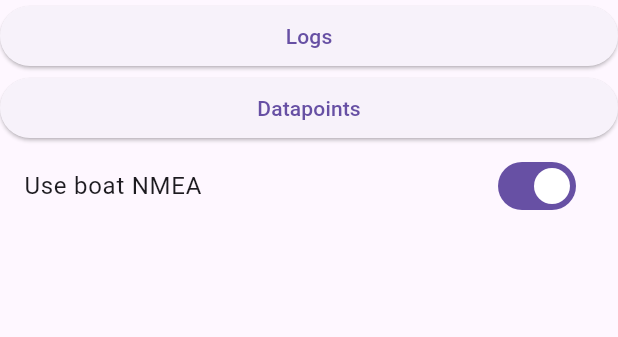
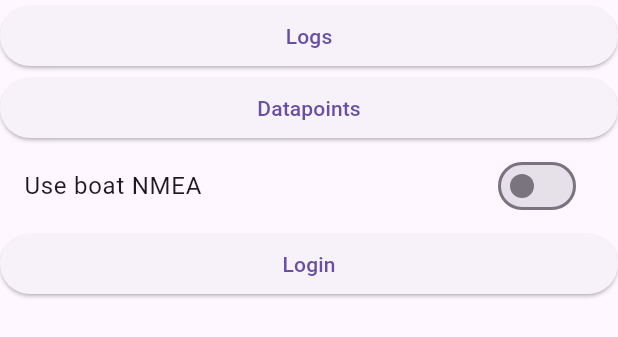
Before and after one commit to derGraph/sailBlog-app, a Flutter app: the SettingsPage widget shown alone on an empty page, opened directly, after a tap on "Use boat NMEA", on a phone screen of 412 x 824 dp. Shown: the top 337 px of the screen. Run offline on Flutter 3.47's test engine with Material 3 defaults, Android fonts, the phone set to English and light mode, and no system bars; our stand-ins replace dio, flutter_map, geolocator, latlong2, permission_handler; missing offline and left inert: flutter_foreground_task, flutter_map_tile_caching, orm, orm_flutter; statements that could not run were skipped.

Commit message:
bg process gets all data, Settings restructored, only show 200 last points for performance

```diff
--- a/lib/database.dart
+++ b/lib/database.dart
@@ -6,7 +6,6 @@ import 'package:path_provider/path_provider.dart';
 import 'package:sailblog/_generated_prisma_client/model.dart';
 import 'package:sailblog/_generated_prisma_client/prisma.dart';
 import 'package:sailblog/recorder.dart';
-import 'package:sailblog/settings.dart';
 import '_generated_prisma_client/client.dart';
 
 late final PrismaClient prisma;
@@ -25,12 +24,9 @@ class Database {
         LibraryEngine engine => engine,
         _ => null,
       };
-
       await prisma.$connect();
       await engine?.applyMigrations(path: 'prisma/migrations');
       log("Connected to DB");
-      await settings.init();
-      log("Settings loaded: ${settings.toJson()}");
       connected = true;
     }
   }
@@ -126,7 +122,6 @@ class Database {
         lastMode: lastMode,
         cookie: cookie != null ? PrismaUnion.$1(cookie) : null,
       )));
-      log("setSettings: Stored settings: ${settings.toJson()}");
     } catch (exception) {
       log("setSettings Error: $exception");
     }
--- a/lib/location_service.dart
+++ b/lib/location_service.dart
@@ -28,6 +28,8 @@ class LocationService {
           allowWifiLock: true,
           autoRunOnBoot: true),
     );
+    Settings settings = Settings();
+    await settings.init();
     if (settings.ownSource) {
       if (!await _handlePermissionsSelf()) {
         _alert("You have to allow all permissions!");
--- a/lib/location_service_background.dart
+++ b/lib/location_service_background.dart
@@ -5,6 +5,7 @@ import 'package:geolocator/geolocator.dart';
 import 'package:sailblog/database.dart';
 import 'package:sailblog/recorder.dart';
 import 'package:sailblog/server.dart';
+import 'package:sailblog/settings.dart';
 
 @pragma('vm:entry-point')
 void startCallbackSelf() {
@@ -90,8 +91,9 @@ class SelfHandler extends TaskHandler {
           vAccuracy: position.accuracy.toString(),
           heading: position.heading.toString(),
           speed: position.speed.toString());
-
-      if (recorder.online) {
+      Settings settings = Settings();
+      await settings.init();
+      if (settings.onlineMode) {
         await server.uploadDatapoints();
       }
       int datapointsCount = (await database.getDatapoints()).length;
--- a/lib/main.dart
+++ b/lib/main.dart
@@ -23,7 +23,8 @@ Future<void> initializeMap() async {
     await FMTCObjectBoxBackend().initialise();
     await FMTCStore('mapStore').manage.create();
   } catch (error, stackTrace) {
-    await database.log("FTMC Error: ${error.toString()}, ${stackTrace.toString()}");
+    await database
+        .log("FTMC Error: ${error.toString()}, ${stackTrace.toString()}");
   }
 
   await database.log("Map storage Initialized!");
@@ -76,8 +77,6 @@ class _HomePageState extends State<HomePage> {
 
   @override
   Widget build(BuildContext context) {
-
-
     return Scaffold(
         appBar: AppBar(title: const Text('sailBlog')),
         drawer: Drawer(
--- a/lib/pages/settings.dart
+++ b/lib/pages/settings.dart
@@ -1,6 +1,7 @@
 import 'package:flutter/material.dart';
 import 'package:sailblog/_generated_prisma_client/model.dart';
 import 'package:sailblog/database.dart';
+import 'package:sailblog/server.dart';
 import 'package:sailblog/settings.dart';
 
 class SettingsPage extends StatefulWidget {
@@ -11,6 +12,7 @@ class SettingsPage extends StatefulWidget {
 }
 
 class _SettingsPage extends State<SettingsPage> {
+  Future<bool> _ownSource = Settings().getOwnSource();
   @override
   Widget build(BuildContext context) {
     return ListView(
@@ -29,14 +31,42 @@ class _SettingsPage extends State<SettingsPage> {
                 MaterialPageRoute(builder: (context) => _DatapointsPage()));
           },
         ),
-        SwitchListTile(
-            value: !settings.ownSource,
-            title: const Text("Use boat NMEA"),
-            onChanged: (value) => {
-                  setState(() {
-                    settings.changeOwnSource(!value);
-                  })
-                }),
+        FutureBuilder(
+            future: _ownSource,
+            builder: (BuildContext context, AsyncSnapshot<bool> snapshot) {
+              if (snapshot.connectionState == ConnectionState.waiting) {
+                return SwitchListTile(
+                  value: false,
+                  title: const Text("Use boat NMEA"),
+                  onChanged: null,
+                );
+              } else if (snapshot.hasError) {
+                return SwitchListTile(
+                  value: false, // Default to false on error
+                  onChanged: null, // Disable interactions on error
+                  title: const Text("Use boat NMEA"),
+                  subtitle: Text("Error loading setting: ${snapshot.error}"),
+                  tileColor: Colors.red,
+                );
+              } else {
+                return SwitchListTile(
+                  value: !snapshot.data!,
+                  title: const Text("Use boat NMEA"),
+                  onChanged: (value) => {
+                    setState(() {
+                      Settings().changeOwnSource(!value).then(
+                          (value) => {_ownSource = Settings().getOwnSource()});
+                    })
+                  },
+                );
+              }
+            }),
+        ElevatedButton(
+          child: const Text("Login"),
+          onPressed: () {
+            server.login();
+          },
+        ),
       ],
     );
   }
--- a/lib/recorder.dart
+++ b/lib/recorder.dart
@@ -8,11 +8,24 @@ Recorder recorder = Recorder();
 enum Modes { anchor, motor, sailing, off }
 
 class Recorder {
-  Modes mode = Modes.values[settings.lastMode];
-  bool online = settings.onlineMode;
+  Modes mode = Modes.values[Settings().lastMode];
+  bool online = Settings().onlineMode;
+
+  Recorder() {
+    init();
+  }
+
+  Future<void> init() async {
+    Settings settings = Settings();
+    await settings.init();
+    online = settings.onlineMode;
+    mode = Modes.values[settings.lastMode];
+  }
 
   Future<void> setOnline(bool newOnline) async {
     await database.log("Online mode $newOnline!");
+    Settings settings = Settings();
+    await settings.init();
     await settings.changeOnlineMode(newOnline);
     online = newOnline;
     if (online) {
@@ -29,6 +42,8 @@ class Recorder {
         return;
       }
     }
+    Settings settings = Settings();
+    await settings.init();
     await settings.changeLastMode(newMode.index);
     await database.log("Selected transportation ${newMode.name}!");
     if (newMode == Modes.off) {
--- a/lib/settings.dart
+++ b/lib/settings.dart
@@ -1,8 +1,6 @@
 import 'package:sailblog/_generated_prisma_client/model.dart';
 import 'package:sailblog/database.dart';
 import 'package:sailblog/recorder.dart';
-
-Settings settings = Settings();
 
 class Settings {
   bool ownSource = true;
@@ -39,6 +37,11 @@ class Settings {
     return;
   }
 
+  Future<bool> getOwnSource() async {
+    await init();
+    return ownSource;
+  }
+
   Future<void> changeOnlineMode(bool mode) async {
     StoredSettings oldSetting = await database.getSettings();
     onlineMode = mode;
@@ -48,10 +51,13 @@ class Settings {
   }
 
   Future<void> setCookie(String newcookie) async {
+    database.log("Set cookie to $newcookie");
     StoredSettings oldSetting = await database.getSettings();
     cookie = newcookie;
     await database.setSettings(oldSetting.ownSource!, oldSetting.onlineMode!,
         oldSetting.ip, oldSetting.lastMode!, cookie);
+
+    init();
     return;
   }
 
--- a/pubspec.yaml
+++ b/pubspec.yaml
@@ -16,7 +16,7 @@ publish_to: 'none' # Remove this line if you wish to publish to pub.dev
 # https://developer.apple.com/library/archive/documentation/General/Reference/InfoPlistKeyReference/Articles/CoreFoundationKeys.html
 # In Windows, build-name is used as the major, minor, and patch parts
 # of the product and file versions while build-number is used as the build suffix.
-version: 1.3.2
+version: 1.3.3
 
 environment:
   sdk: '>=3.6.0 <4.0.0'
```
Also changed, not shown: lib/pages/record.dart (+24 -18 lines), lib/server.dart (+15 -19 lines).
